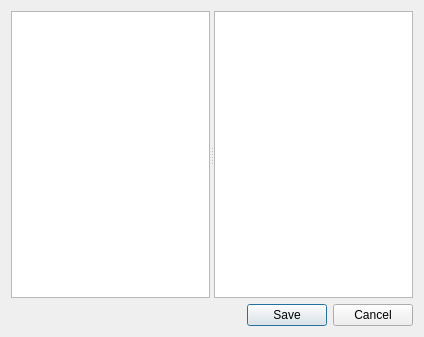
Qt form src/ui_editor.ui (nextgis/qgis_metatools) before a commit.
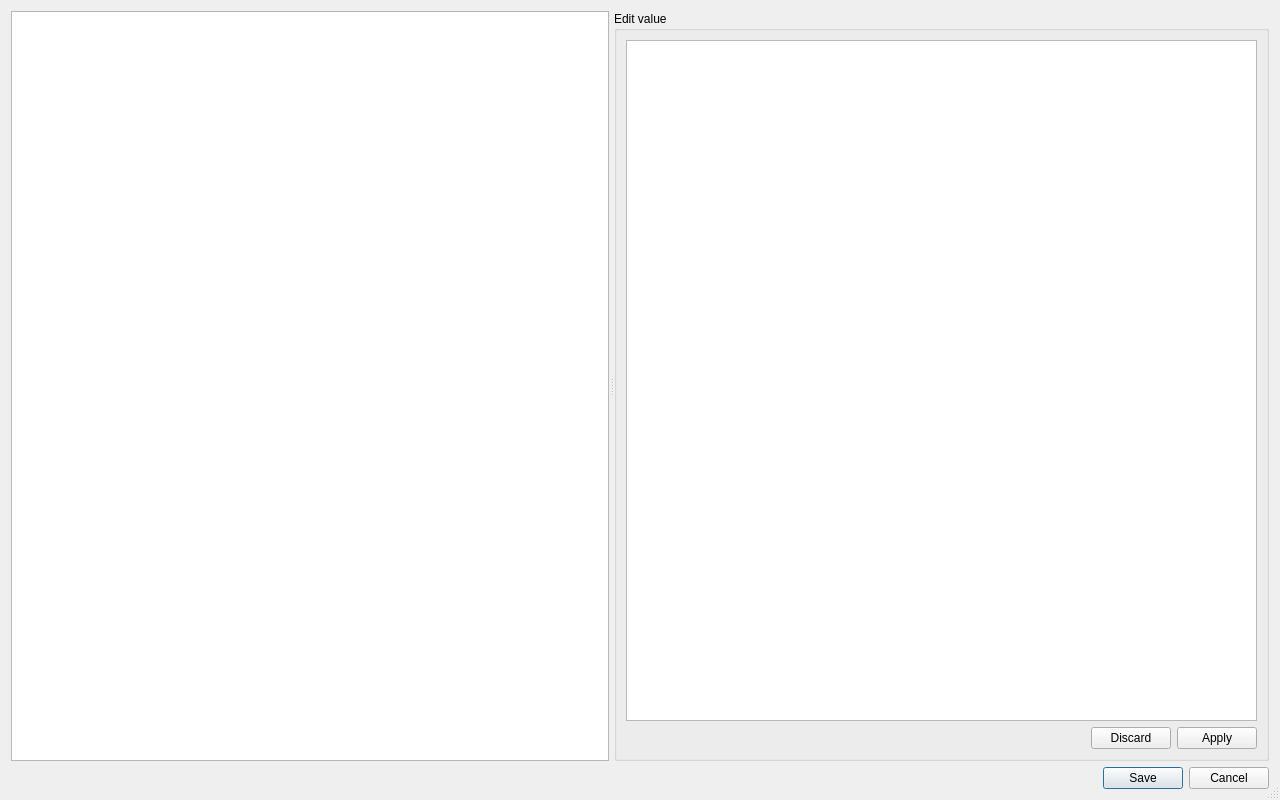
The same form after that commit.

Commit message: More flexible edit form

Patch:
```diff
--- a/src/ui_editor.ui
+++ b/src/ui_editor.ui
@@ -6,21 +6,50 @@
    <rect>
     <x>0</x>
     <y>0</y>
-    <width>424</width>
-    <height>337</height>
+    <width>1280</width>
+    <height>800</height>
    </rect>
   </property>
   <property name="windowTitle">
    <string>Metadata editor</string>
   </property>
+  <property name="sizeGripEnabled">
+   <bool>true</bool>
+  </property>
   <layout class="QVBoxLayout" name="verticalLayout">
    <item>
     <widget class="QSplitter" name="splitter">
      <property name="orientation">
       <enum>Qt::Horizontal</enum>
      </property>
-     <widget class="QTreeView" name="treeView"/>
-     <widget class="QTextEdit" name="textEdit"/>
+     <property name="opaqueResize">
+      <bool>true</bool>
+     </property>
+     <property name="handleWidth">
+      <number>5</number>
+     </property>
+     <widget class="QTreeView" name="treeView">
+      <property name="animated">
+       <bool>true</bool>
+      </property>
+     </widget>
+     <widget class="QGroupBox" name="editorGroupBox">
+      <property name="title">
+       <string>Edit value</string>
+      </property>
+      <layout class="QVBoxLayout" name="verticalLayout_2">
+       <item>
+        <widget class="QTextEdit" name="textEdit"/>
+       </item>
+       <item>
+        <widget class="QDialogButtonBox" name="valueButtonBox">
+         <property name="standardButtons">
+          <set>QDialogButtonBox::Apply|QDialogButtonBox::Discard</set>
+         </property>
+        </widget>
+       </item>
+      </layout>
+     </widget>
     </widget>
    </item>
    <item>
```
Left out of the diff: 6 changed lines with no effect on the pictures. The commit also changes 3 other files.
